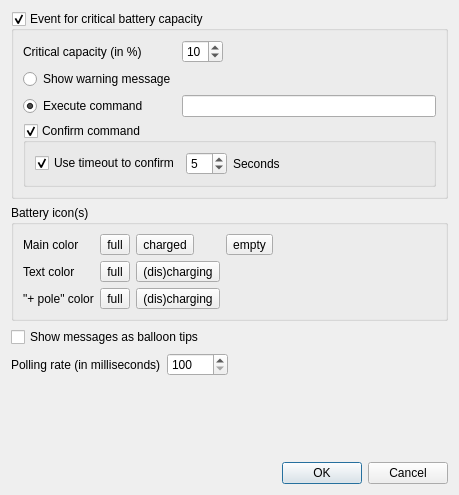
The window that settingsdialog.ui (ZanyXDev/qbat) describes before a commit, drawn with Qt 5.
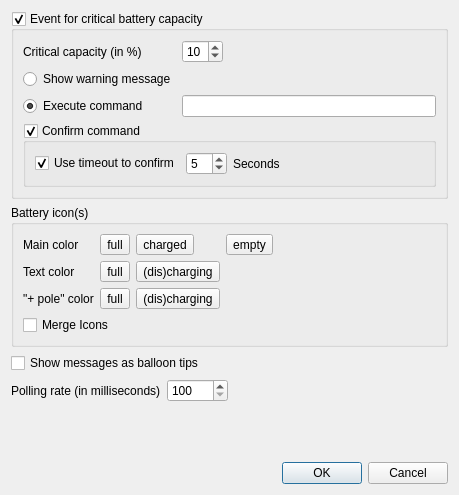
The same window after the commit.

Commit message: redesigned battery data structures and added icon merge

The edit to the form file:
```diff
--- a/settingsdialog.ui
+++ b/settingsdialog.ui
@@ -244,6 +244,13 @@
         </property>
        </widget>
       </item>
+      <item row="3" column="0" colspan="6">
+       <widget class="QCheckBox" name="mergeBatteriesCheck">
+        <property name="text">
+         <string>Merge Icons</string>
+        </property>
+       </widget>
+      </item>
      </layout>
     </widget>
    </item>
```
The commit also changes 7 other files.
